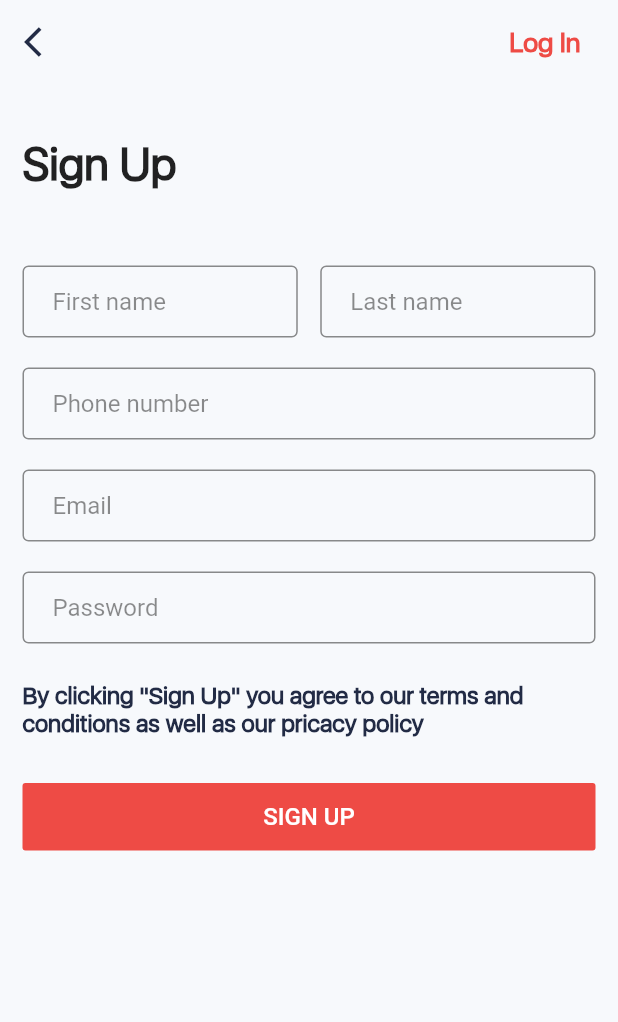
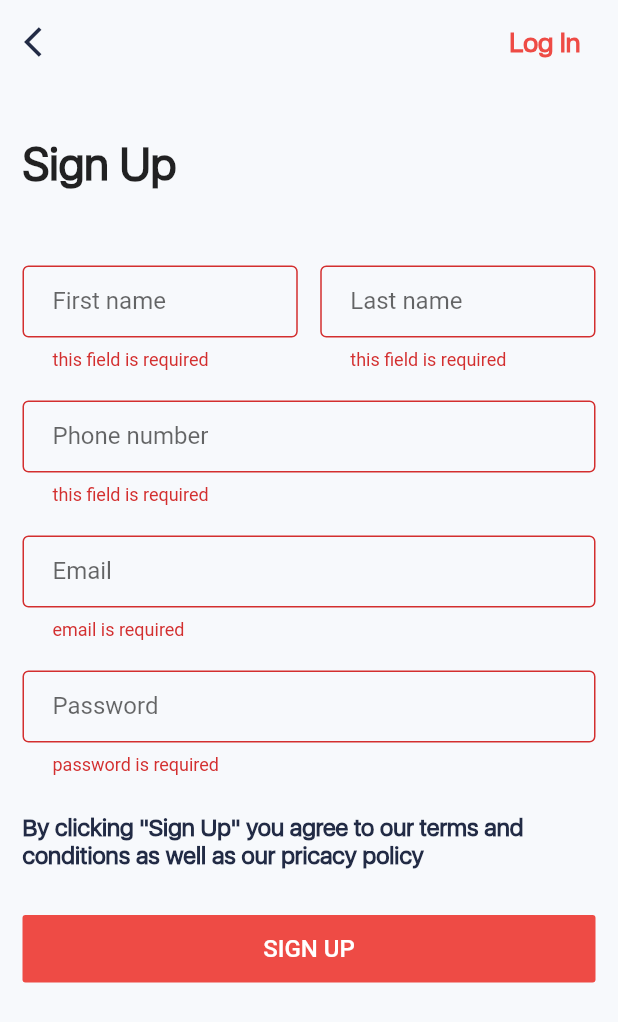
Before and after one commit to golnoosh72/MotoApp, a Flutter app: the Register screen opened by its route, after a tap on "SIGN UP", on a phone screen of 412 x 824 dp. Shown: the top 1022 px of the screen. Run offline on Flutter 3.47's test engine with Material 2 defaults, Android fonts, the phone set to English and light mode, and no system bars; our stand-ins replace bubble, flutter_map, font_awesome_flutter, form_field_validator, geolocator, latlong and 2 more; missing offline and left inert: dart:ffi, flutter_google_places, geocoder, google_maps_webservice, iso_countries; accounts and stored records are empty; project files that could hold a hidden picture were left out.

Commit message:
text inputs validations

```diff
--- a/lib/screens/home.dart
+++ b/lib/screens/home.dart
@@ -163,7 +163,7 @@ class _HomepageState extends State<Homepage> {
                   children: <Widget>[
                     Text(
                       "Where are you going to ?",
-                      style: _theme.textTheme.title,
+                      style: _theme.textTheme.headline6,
                     ),
                     SizedBox(
                       height: 10.0,
--- a/lib/screens/register.dart
+++ b/lib/screens/register.dart
@@ -8,10 +8,9 @@ import 'package:MotoApp/widgets/custom_text_form_field.dart';
 import 'package:http/http.dart' as http;
 import '../models/user.dart';
 import '../styles/styles.dart';
+import 'package:form_field_validator/form_field_validator.dart';
 
 // firstName, lastName, phone, email, userName, userPass
-
-
 
 class MainMaterial extends StatelessWidget {
   @override
@@ -36,37 +35,57 @@ class _RegisterState extends State<Register> {
   String email;
   String userName;
   String userPass;
-
-
-  final _formKey = GlobalKey<FormState>();
-
+  final GlobalKey<FormState> _formKey = GlobalKey<FormState>();
   void registerUser() async {
-print('FirstName='+firstName);
-    String url='https://mehranishanian.com/userregister.php?firstName='+firstName+'&lastName='+lastName+'&phone='+phone+'&email='+email+'&userName='+email+'&userPass='+userPass;
+    print('FirstName=' + firstName);
+    String url = 'https://mehranishanian.com/userregister.php?firstName=' +
+        firstName +
+        '&lastName=' +
+        lastName +
+        '&phone=' +
+        phone +
+        '&email=' +
+        email +
+        '&userName=' +
+        email +
+        '&userPass=' +
+        userPass;
     print(url);
-    final response =
-    await http.get(url);
+    final response = await http.get(url);
 
     if (response.statusCode == 200) {
       // If the server did return a 200 OK response,
       // then parse the JSON.
 //    print(json.decode(response.body));
-      if(response!=null) {
+      if (response != null) {
         //   user = User.fromJson(json.decode(response.body));
 
         print(response.body);
-
-      }else{
-        user=null;
+      } else {
+        showDialog(
+            context: context,
+            builder: (BuildContext context) {
+              return AlertDialog(
+                title: Text("Register Error"),
+                content: Text("Registration is incorrect. Please try again."),
+                actions: [
+                  FlatButton(
+                    child: Text("Close"),
+                    onPressed: () {
+                      Navigator.of(context).pop();
+                    },
+                  )
+                ],
+              );
+            });
       }
-
-
     } else {
       // If the server did not return a 200 OK response,
       // then throw an exception.
       throw Exception('Failed to load user.dart');
     }
   }
+
   @override
   Widget build(BuildContext context) {
     final ThemeData _theme = Theme.of(context);
@@ -134,15 +153,14 @@ print('FirstName='+firstName);
                   color: _theme.primaryColor,
                   onPressed: () {
                     //////////////////////////////////////////~~~~~~~~~~~~~~~~~~~~~~~~~~~~~~~~~~~~~~~~~~~~
-                    /*
+
                     if (_formKey.currentState.validate()) {
 ////                    If the form is valid, display a Snackbar.
-        Scaffold.of(context)
-        .showSnackBar(SnackBar(content: Text('Processing Data')));
+                      print("sign up pressed");
                       registerUser();
                     }
-*/
-                    registerUser();
+
+                    // registerUser();
 
                     //  Navigator.of(context).pushNamed(OtpVerificationRoute);
                   },
@@ -160,45 +178,41 @@ print('FirstName='+firstName);
   }
 
   Widget _signupForm() {
-    return Column(
+    return Form(
+      key: _formKey,
+      child: Column(
         children: <Widget>[
           Row(
             children: <Widget>[
               Expanded(
                 child: TextFormField(
-
                     onChanged: (value) {
                       firstName = value.trim();
                     },
                     decoration: kTextFieldDecoration.copyWith(
-                    hintText: 'First name'),
-                /*validator: (value) {
-                  if (value.isEmpty) {
-                    return 'Please enter some text';
-                  }
-                  return null;
-                },*/
+                      hintText: 'First name',
+                      labelText: "First name",
                     ),
+                    validator: requiredValidator),
               ),
-
               SizedBox(width: 15.0),
               Expanded(
-              child: TextField(
+                child: TextFormField(
                     onChanged: (value) {
                       lastName = value.trim();
                     },
                     decoration: kTextFieldDecoration.copyWith(
-                    hintText: 'Last name'),
+                      hintText: 'Last name',
+                      labelText: "Last name",
                     ),
+                    validator: requiredValidator),
               ),
             ],
           ),
           SizedBox(
             height: 20.0,
           ),
-
-        TextField(
-
+          TextFormField(
             keyboardType: TextInputType.number,
             inputFormatters: <TextInputFormatter>[
               WhitelistingTextInputFormatter.digitsOnly
@@ -207,42 +221,55 @@ print('FirstName='+firstName);
               phone = value.trim();
             },
             decoration: kTextFieldDecoration.copyWith(
-              hintText: 'Phone number'),
+              hintText: 'Phone number',
+              labelText: "Phone number",
             ),
-
-
+            validator: requiredValidator,
+          ),
           SizedBox(
             height: 20.0,
           ),
-
-        TextField(
+          TextFormField(
             onChanged: (value) {
               email = value.trim();
             },
             decoration: kTextFieldDecoration.copyWith(
-                    hintText: 'Email'),
+              hintText: 'Email',
+              labelText: "Email",
+            ),
+            validator: MultiValidator([
+              RequiredValidator(errorText: 'email is required'),
+              EmailValidator(errorText: 'enter a valid email address'),
+            ]),
           ),
           SizedBox(
             height: 20.0,
           ),
-
-        TextField(
-
+          TextFormField(
             onChanged: (value) {
               userPass = value.trim();
             },
             decoration: kTextFieldDecoration.copyWith(
-              hintText: 'Password'),
+              hintText: 'Password',
+              labelText: "Password",
             ),
-
+            obscureText: true,
+            validator: MultiValidator([
+              RequiredValidator(errorText: 'password is required'),
+              MinLengthValidator(8,
+                  errorText: 'password must be at least 8 digits long'),
+            ]),
+          ),
           SizedBox(
             height: 25.0,
           ),
           Text(
             "By clicking \"Sign Up\" you agree to our terms and conditions as well as our pricacy policy",
-          style: TextStyle(fontWeight: FontWeight.bold, color: dbasicDarkColor),
+            style:
+                TextStyle(fontWeight: FontWeight.bold, color: dbasicDarkColor),
           )
         ],
+      ),
     );
   }
 }
--- a/lib/styles/styles.dart
+++ b/lib/styles/styles.dart
@@ -1,4 +1,5 @@
 import 'package:flutter/material.dart';
+import 'package:form_field_validator/form_field_validator.dart';
 
 const kTextFieldDecoration = InputDecoration(
   hintText: 'Enter the text.',
@@ -6,7 +7,7 @@ const kTextFieldDecoration = InputDecoration(
   contentPadding: EdgeInsets.symmetric(vertical: 10.0, horizontal: 20.0),
   border: OutlineInputBorder(
 //    borderRadius: BorderRadius.all(Radius.circular(32.0)),
-  ),
+      ),
   enabledBorder: OutlineInputBorder(
     borderSide: BorderSide(color: Colors.black45, width: 1.0),
 //    borderRadius: BorderRadius.all(Radius.circular(32.0)),
@@ -16,3 +17,6 @@ const kTextFieldDecoration = InputDecoration(
 //    borderRadius: BorderRadius.all(Radius.circular(32.0)),
   ),
 );
+
+final requiredValidator =
+    RequiredValidator(errorText: 'this field is required');
--- a/pubspec.yaml
+++ b/pubspec.yaml
@@ -33,6 +33,7 @@ dependencies:
   google_maps_webservice: ^0.0.18
   geocoder: ^0.2.1
   shared_preferences: ^0.5.10
+  form_field_validator: ^1.0.1
 
 dev_dependencies:
   flutter_test:
```
Also changed, not shown: lib/screens/login.dart (+40 -40 lines), pubspec.lock. Lines whose indentation alone changed are shown as unchanged.
